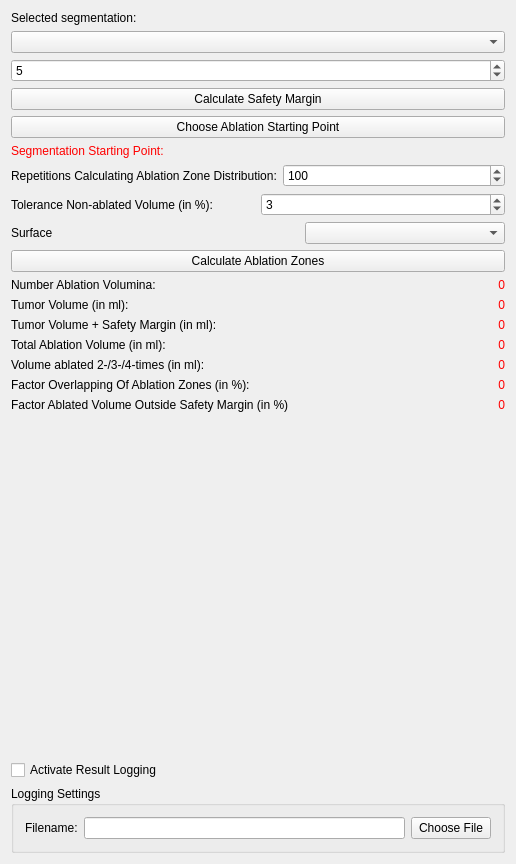
Old version of the form Plugins/org.mitk.gui.qt.ablationplanning/src/internal/QmitkAblationPlanningViewControls.ui in the repository alaansheikhani/MITK.
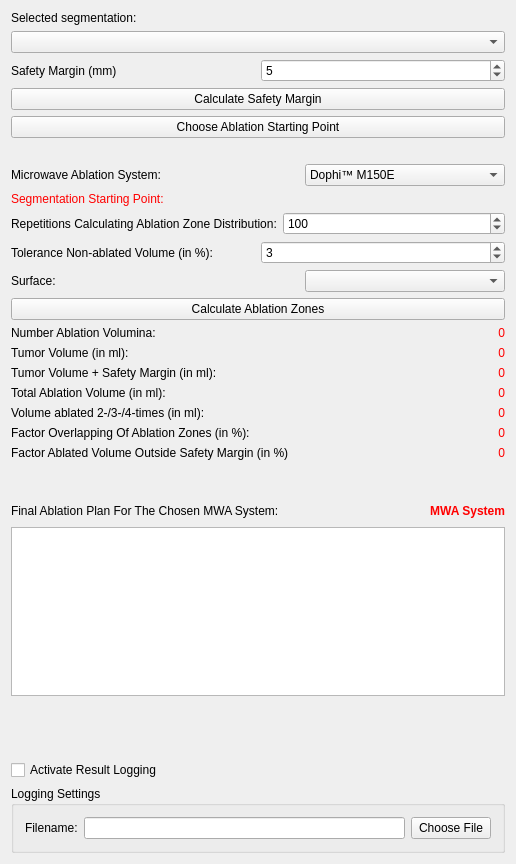
New version of the form. Icons and pictures are not drawn. Custom widgets are drawn as their Qt base class.

```diff
--- a/Plugins/org.mitk.gui.qt.ablationplanning/src/internal/QmitkAblationPlanningViewControls.ui
+++ b/Plugins/org.mitk.gui.qt.ablationplanning/src/internal/QmitkAblationPlanningViewControls.ui
@@ -45,6 +45,13 @@
      <property name="topMargin">
       <number>0</number>
      </property>
+     <item>
+      <widget class="QLabel" name="safetyMarginLabel">
+       <property name="text">
+        <string>Safety Margin (mm)</string>
+       </property>
+      </widget>
+     </item>
      <item>
       <widget class="QSpinBox" name="safetyMarginSpinBox">
        <property name="maximum">
@@ -74,6 +81,72 @@
      </property>
     </widget>
    </item>
+   <item>
+    <spacer name="horizontalSpacer_2">
+     <property name="orientation">
+      <enum>Qt::Horizontal</enum>
+     </property>
+     <property name="sizeHint" stdset="0">
+      <size>
+       <width>40</width>
+       <height>20</height>
+      </size>
+     </property>
+    </spacer>
+   </item>
+   <item>
+    <layout class="QHBoxLayout" name="horizontalLayout">
+     <item>
+      <widget class="QLabel" name="MWASystem">
+       <property name="minimumSize">
+        <size>
+         <width>100</width>
+         <height>0</height>
+        </size>
+       </property>
+       <property name="text">
+        <string>Microwave Ablation System:</string>
+       </property>
+      </widget>
+     </item>
+     <item>
+      <spacer name="horizontalSpacer_3">
+       <property name="orientation">
+        <enum>Qt::Horizontal</enum>
+       </property>
+       <property name="sizeHint" stdset="0">
+        <size>
+         <width>40</width>
+         <height>20</height>
+        </size>
+       </property>
+      </spacer>
+     </item>
+     <item>
+      <widget class="QComboBox" name="MWASystemDropDown">
+       <property name="minimumSize">
+        <size>
+         <width>200</width>
+         <height>0</height>
+        </size>
+       </property>
+       <property name="cursor">
+        <cursorShape>PointingHandCursor</cursorShape>
+       </property>
+       <item>
+        <property name="text">
+         <string>Dophi™ M150E</string>
+        </property>
+       </item>
+       <item>
+        <property name="text">
+         <string>Emprint™</string>
+        </property>
+       </item>
+      </widget>
+     </item>
+    </layout>
+   </item>
    <item>
     <widget class="QLabel" name="ablationStartingPointLabel">
      <property name="styleSheet">
@@ -139,8 +212,14 @@
     <layout class="QHBoxLayout" name="horizontalLayout_10">
      <item>
       <widget class="QLabel" name="label_2">
+       <property name="minimumSize">
+        <size>
+         <width>100</width>
+         <height>0</height>
+        </size>
+       </property>
        <property name="text">
-        <string>Surface</string>
+        <string>Surface:</string>
        </property>
       </widget>
      </item>
@@ -331,17 +410,249 @@
     </layout>
    </item>
    <item>
-    <spacer name="spacer1">
+    <spacer name="horizontalSpacer_4">
+     <property name="orientation">
+      <enum>Qt::Horizontal</enum>
+     </property>
+     <property name="sizeHint" stdset="0">
+      <size>
+       <width>40</width>
+       <height>20</height>
+      </size>
+     </property>
+    </spacer>
+   </item>
+   <item>
+    <layout class="QHBoxLayout" name="horizontalLayout_6">
+     <item>
+      <widget class="QLabel" name="FinalPlanLabel">
+       <property name="text">
+        <string>Final Ablation Plan For The Chosen MWA System:</string>
+       </property>
+      </widget>
+     </item>
+     <item>
+      <spacer name="horizontalSpacer_5">
+       <property name="orientation">
+        <enum>Qt::Horizontal</enum>
+       </property>
+       <property name="sizeHint" stdset="0">
+        <size>
+         <width>40</width>
+         <height>20</height>
+        </size>
+       </property>
+      </spacer>
+     </item>
+     <item>
+      <widget class="QLabel" name="MWAOutput">
+       <property name="minimumSize">
+        <size>
+         <width>150</width>
+         <height>0</height>
+        </size>
+       </property>
+       <property name="palette">
+        <palette>
+         <active>
+          <colorrole role="WindowText">
+           <brush brushstyle="SolidPattern">
+            <color alpha="255">
+             <red>255</red>
+             <green>0</green>
+             <blue>0</blue>
+            </color>
+           </brush>
+          </colorrole>
+          <colorrole role="Text">
+           <brush brushstyle="SolidPattern">
+            <color alpha="255">
+             <red>255</red>
+             <green>0</green>
+             <blue>0</blue>
+            </color>
+           </brush>
+          </colorrole>
+          <colorrole role="ButtonText">
+           <brush brushstyle="SolidPattern">
+            <color alpha="255">
+             <red>255</red>
+             <green>0</green>
+             <blue>0</blue>
+            </color>
+           </brush>
+          </colorrole>
+         </active>
+         <inactive>
+          <colorrole role="WindowText">
+           <brush brushstyle="SolidPattern">
+            <color alpha="255">
+             <red>255</red>
+             <green>0</green>
+             <blue>0</blue>
+            </color>
+           </brush>
+          </colorrole>
+          <colorrole role="Text">
+           <brush brushstyle="SolidPattern">
+            <color alpha="255">
+             <red>255</red>
+             <green>0</green>
+             <blue>0</blue>
+            </color>
+           </brush>
+          </colorrole>
+          <colorrole role="ButtonText">
+           <brush brushstyle="SolidPattern">
+            <color alpha="255">
+             <red>255</red>
+             <green>0</green>
+             <blue>0</blue>
+            </color>
+           </brush>
+          </colorrole>
+         </inactive>
+         <disabled>
+          <colorrole role="WindowText">
+           <brush brushstyle="SolidPattern">
+            <color alpha="255">
+             <red>255</red>
+             <green>0</green>
+             <blue>0</blue>
+            </color>
+           </brush>
+          </colorrole>
+          <colorrole role="Text">
+           <brush brushstyle="SolidPattern">
+            <color alpha="255">
+             <red>255</red>
+             <green>0</green>
+             <blue>0</blue>
+            </color>
+           </brush>
+          </colorrole>
+          <colorrole role="ButtonText">
+           <brush brushstyle="SolidPattern">
+            <color alpha="255">
+             <red>255</red>
+             <green>0</green>
+             <blue>0</blue>
+            </color>
+           </brush>
+          </colorrole>
+         </disabled>
+        </palette>
+       </property>
+       <property name="font">
+        <font>
+         <weight>75</weight>
+         <bold>true</bold>
+        </font>
+       </property>
+       <property name="styleSheet">
+        <string notr="true">QLabel { color: rgb(255, 0, 0) }</string>
+       </property>
+       <property name="text">
+        <string>MWA System</string>
+       </property>
+       <property name="alignment">
+        <set>Qt::AlignRight|Qt::AlignTrailing|Qt::AlignVCenter</set>
+       </property>
+      </widget>
+     </item>
+    </layout>
+   </item>
+   <item>
+    <widget class="QTextEdit" name="predictedZonesOutput">
+     <property name="palette">
+      <palette>
+       <active>
+        <colorrole role="WindowText">
+         <brush brushstyle="SolidPattern">
+          <color alpha="255">
+           <red>0</red>
+           <green>0</green>
+           <blue>0</blue>
+          </color>
+         </brush>
+        </colorrole>
+        <colorrole role="Text">
+         <brush brushstyle="SolidPattern">
+          <color alpha="255">
+           <red>0</red>
+           <green>0</green>
+           <blue>0</blue>
+          </color>
+         </brush>
+        </colorrole>
+       </active>
+       <inactive>
+        <colorrole role="WindowText">
+         <brush brushstyle="SolidPattern">
+          <color alpha="255">
+           <red>0</red>
+           <green>0</green>
+           <blue>0</blue>
+          </color>
+         </brush>
+        </colorrole>
+        <colorrole role="Text">
+         <brush brushstyle="SolidPattern">
+          <color alpha="255">
+           <red>0</red>
+           <green>0</green>
+           <blue>0</blue>
+          </color>
+         </brush>
+        </colorrole>
+       </inactive>
+       <disabled>
+        <colorrole role="WindowText">
+         <brush brushstyle="SolidPattern">
+          <color alpha="255">
+           <red>120</red>
+           <green>120</green>
+           <blue>120</blue>
+          </color>
+         </brush>
+        </colorrole>
+        <colorrole role="Text">
+         <brush brushstyle="SolidPattern">
+          <color alpha="255">
+           <red>120</red>
+           <green>120</green>
+           <blue>120</blue>
+          </color>
+         </brush>
+        </colorrole>
+       </disabled>
+      </palette>
+     </property>
+     <property name="font">
+      <font>
+       <pointsize>10</pointsize>
+       <weight>50</weight>
+       <bold>false</bold>
+      </font>
+     </property>
+     <property name="html">
+      <string>&lt;!DOCTYPE HTML PUBLIC &quot;-//W3C//DTD HTML 4.0//EN&quot; &quot;http://www.w3.org/TR/REC-html40/strict.dtd&quot;&gt;
+&lt;html&gt;&lt;head&gt;&lt;meta name=&quot;qrichtext&quot; content=&quot;1&quot; /&gt;&lt;style type=&quot;text/css&quot;&gt;
+p, li { white-space: pre-wrap; }
+&lt;/style&gt;&lt;/head&gt;&lt;body style=&quot; font-family:'MS Shell Dlg 2'; font-size:10pt; font-weight:400; font-style:normal;&quot;&gt;
+&lt;p align=&quot;center&quot; style=&quot;-qt-paragraph-type:empty; margin-top:0px; margin-bottom:0px; margin-left:0px; margin-right:0px; -qt-block-indent:0; text-indent:0px; font-size:12pt; font-weight:600;&quot;&gt;&lt;br /&gt;&lt;/p&gt;&lt;/body&gt;&lt;/html&gt;</string>
+     </property>
+    </widget>
+   </item>
+   <item>
+    <spacer name="verticalSpacer">
      <property name="orientation">
       <enum>Qt::Vertical</enum>
      </property>
-     <property name="sizeType">
-      <enum>QSizePolicy::Expanding</enum>
-     </property>
      <property name="sizeHint" stdset="0">
       <size>
        <width>20</width>
-       <height>220</height>
+       <height>80</height>
       </size>
      </property>
     </spacer>
```
